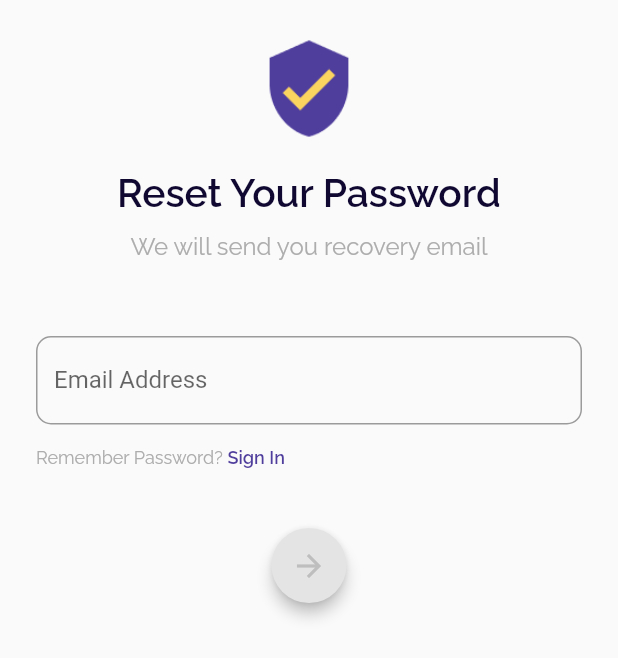
After one commit to anggadarkprince/flutix, a Flutter app: the ResetPasswordScreen screen opened directly, on a phone screen of 412 x 824 dp. The commit adds this screen. Shown: the top 658 px of the screen. Run offline on Flutter 3.47's test engine with Material 2 defaults, Android fonts, the phone set to English and light mode, and no system bars; our stand-ins replace cloud_firestore, email_validator, equatable, firebase_auth, firebase_core, firebase_storage and 7 more; accounts and stored records are empty; network calls fail.

Commit message:
add favorite action and reset password

```diff
--- a/lib/extensions/extensions.dart
+++ b/lib/extensions/extensions.dart
@@ -1,5 +1,5 @@
-import 'package:flutix/models/models.dart';
 import 'package:firebase_auth/firebase_auth.dart' as auth;
+import 'package:flutix/models/user.dart';
 import 'package:flutix/services/user_service.dart';
 
 part 'firebase_user_extension.dart';
--- a/lib/models/models.dart
+++ /dev/null
@@ -1,3 +0,0 @@
-import 'package:equatable/equatable.dart';
-
-part 'user.dart';
--- a/lib/models/user.dart
+++ b/lib/models/user.dart
@@ -1,4 +1,4 @@
-part of 'models.dart';
+import 'package:equatable/equatable.dart';
 
 class User extends Equatable {
   final String id;
--- a/lib/services/auth_services.dart
+++ b/lib/services/auth_services.dart
@@ -1,6 +1,6 @@
 import 'package:firebase_auth/firebase_auth.dart' as auth;
-import 'package:flutix/models/models.dart';
 import 'package:flutix/extensions/extensions.dart';
+import 'package:flutix/models/user.dart';
 import 'package:flutix/services/user_service.dart';
 
 class AuthServices {
--- a/lib/services/user_service.dart
+++ b/lib/services/user_service.dart
@@ -1,5 +1,5 @@
 import 'package:cloud_firestore/cloud_firestore.dart';
-import 'package:flutix/models/models.dart';
+import 'package:flutix/models/user.dart';
 
 class UserService {
   static CollectionReference _userCollection = FirebaseFirestore.instance.collection('users');
--- a/lib/ui/pages/checkout.dart
+++ b/lib/ui/pages/checkout.dart
@@ -1,7 +1,7 @@
-import 'package:flutix/models/models.dart';
 import 'package:flutix/models/movie_detail.dart';
 import 'package:flutix/models/ticket.dart';
 import 'package:flutix/models/transaction.dart';
+import 'package:flutix/models/user.dart';
 import 'package:flutix/services/user_service.dart';
 import 'package:flutix/shared/prefs.dart';
 import 'package:flutix/shared/theme.dart';
--- a/lib/ui/pages/checkout_process.dart
+++ b/lib/ui/pages/checkout_process.dart
@@ -1,6 +1,6 @@
-import 'package:flutix/models/models.dart';
 import 'package:flutix/models/ticket.dart';
 import 'package:flutix/models/transaction.dart';
+import 'package:flutix/models/user.dart';
 import 'package:flutix/services/ticket_service.dart';
 import 'package:flutix/services/transaction_service.dart';
 import 'package:flutix/services/user_service.dart';
--- a/lib/ui/pages/movie.dart
+++ b/lib/ui/pages/movie.dart
@@ -1,6 +1,6 @@
-import 'package:flutix/models/models.dart';
 import 'package:flutix/models/movie.dart';
 import 'package:flutix/models/promo.dart';
+import 'package:flutix/models/user.dart';
 import 'package:flutix/services/movie_service.dart';
 import 'package:flutix/shared/theme.dart';
 import 'package:flutix/ui/pages/movie_detail.dart';
--- /dev/null
+++ b/lib/ui/pages/reset_password.dart
@@ -0,0 +1,168 @@
+import 'package:email_validator/email_validator.dart';
+import 'package:flushbar/flushbar.dart';
+import 'package:flutter/material.dart';
+import 'package:flutix/shared/theme.dart';
+import 'package:flutter/services.dart';
+import 'package:flutter_spinkit/flutter_spinkit.dart';
+import 'package:flutix/services/auth_services.dart';
+
+class ResetPasswordScreen extends StatefulWidget {
+  @override
+  _ResetPasswordScreenState createState() {
+    return _ResetPasswordScreenState();
+  }
+}
+
+class _ResetPasswordScreenState extends State<ResetPasswordScreen> {
+  TextEditingController emailController = TextEditingController();
+
+  bool isEmailValid = false;
+  bool isResseting = false;
+
+  @override
+  Widget build(BuildContext context) {
+    var mediaQuery = MediaQuery.of(context);
+
+    return Scaffold(
+      body: ListView(
+        padding: EdgeInsets.all(defaultMargin),
+        children: <Widget>[
+          Column(
+            mainAxisAlignment: MainAxisAlignment.center,
+            crossAxisAlignment: CrossAxisAlignment.center,
+            children: <Widget>[
+              _buildTitle(mediaQuery),
+              _buildEmail(),
+              _buildResetButton(),
+            ],
+          ),
+        ]
+      )
+    );
+  }
+
+  Widget _buildTitle(MediaQueryData mediaQuery) {
+    final double statusBarHeight = mediaQuery.padding.top;
+
+    return Column(
+      crossAxisAlignment: CrossAxisAlignment.center,
+      children: [
+        SizedBox(height: statusBarHeight),
+        SizedBox(
+          height: 70,
+          child: Image.asset("assets/help_centre.png"),
+        ),
+        SizedBox(height: 20),
+        Text(
+          "Reset Your Password",
+          style: darkTextFont.copyWith(
+            fontSize: 26, fontWeight: FontWeight.w600
+          )
+        ),
+        SizedBox(height: 10),
+        Text(
+          "We will send you recovery email",
+          style: greyTextFont.copyWith(
+            fontSize: 16, fontWeight: FontWeight.w400
+          )
+        ),
+        SizedBox(height: 50),
+      ],
+    );
+  }
+
+  Widget _buildEmail() {
+    return Column(
+      children: <Widget>[
+        TextField(
+          onChanged: (text) {
+            setState(() {
+              isEmailValid = EmailValidator.validate(text.trim());
+            });
+          },
+          controller: emailController,
+          decoration: InputDecoration(
+            border: OutlineInputBorder(
+              borderRadius: BorderRadius.circular(10),
+            ),
+            labelText: "Email Address",
+            hintText: "Registered Email"
+          ),
+        ),
+        SizedBox(height: 15),
+        Row(
+          children: <Widget>[
+            Text(
+              "Remember Password? ",
+              style: greyTextFont.copyWith(
+                fontSize: 12, fontWeight: FontWeight.w400
+              ),
+            ),
+            GestureDetector(
+              child: Text(
+                "Sign In",
+                style: purpleTextFont.copyWith(
+                  fontSize: 12, fontWeight: FontWeight.w600
+                ),
+              ),
+              onTap: () {
+                if (Navigator.canPop(context)) {
+                  Navigator.pop(context);
+                } else {
+                  SystemNavigator.pop();
+                }
+              },
+            ),
+          ],
+        ),
+      ],
+    );
+  }
+
+  Widget _buildResetButton() {
+    return Center(
+      child: Container(
+        width: 50,
+        height: 50,
+        margin: EdgeInsets.only(top: 40, bottom: 45),
+        child: isResseting
+          ? SpinKitFadingCircle(color: mainColor)
+          : FloatingActionButton(
+              elevation: 4,
+              backgroundColor: isEmailValid
+                ? Colors.red[800]
+                : Color(0xFFE4E4E4
+              ),
+              child: Icon(
+                Icons.arrow_forward,
+                color: isEmailValid
+                  ? Colors.white
+                  : Color(0xFFBEBEBE)
+              ),
+              onPressed: isEmailValid ? onReset : null
+            ),
+      ),
+    );
+  }
+
+  onReset() async {
+    setState(() {
+      isResseting = true;
+    });
+
+    await AuthServices.resetPassword(emailController.text);
+
+    Flushbar(
+      duration: Duration(milliseconds: 2000),
+      flushbarPosition: FlushbarPosition.BOTTOM,
+      backgroundColor: Color(0xFFFF5C83),
+      message: "The reset link of your password has been sent.",
+    )..show(context);
+
+    setState(() {
+      isResseting = false;
+      emailController.text = "";
+    });
+  }
+
+}
--- a/lib/ui/pages/topup.dart
+++ b/lib/ui/pages/topup.dart
@@ -1,6 +1,6 @@
 import 'package:flutix/extensions/extensions.dart';
-import 'package:flutix/models/models.dart';
 import 'package:flutix/models/transaction.dart';
+import 'package:flutix/models/user.dart';
 import 'package:flutix/services/user_service.dart';
 import 'package:flutix/shared/theme.dart';
 import 'package:flutix/ui/pages/checkout_process.dart';
--- a/lib/ui/pages/wallet.dart
+++ b/lib/ui/pages/wallet.dart
@@ -1,5 +1,5 @@
-import 'package:flutix/models/models.dart';
 import 'package:flutix/models/transaction.dart';
+import 'package:flutix/models/user.dart';
 import 'package:flutix/services/transaction_service.dart';
 import 'package:flutix/services/user_service.dart';
 import 'package:flutix/shared/theme.dart';
```
Also changed, not shown: lib/models/Favorite.dart (added, +14 -0 lines), lib/services/favorite_service.dart (added, +71 -0 lines), lib/ui/pages/home.dart (+39 -7 lines), lib/ui/pages/login.dart (+16 -5 lines), lib/ui/pages/movie_detail.dart (+76 -10 lines), lib/ui/pages/profile.dart (+29 -1 lines), lib/ui/pages/favorite.dart (added).
